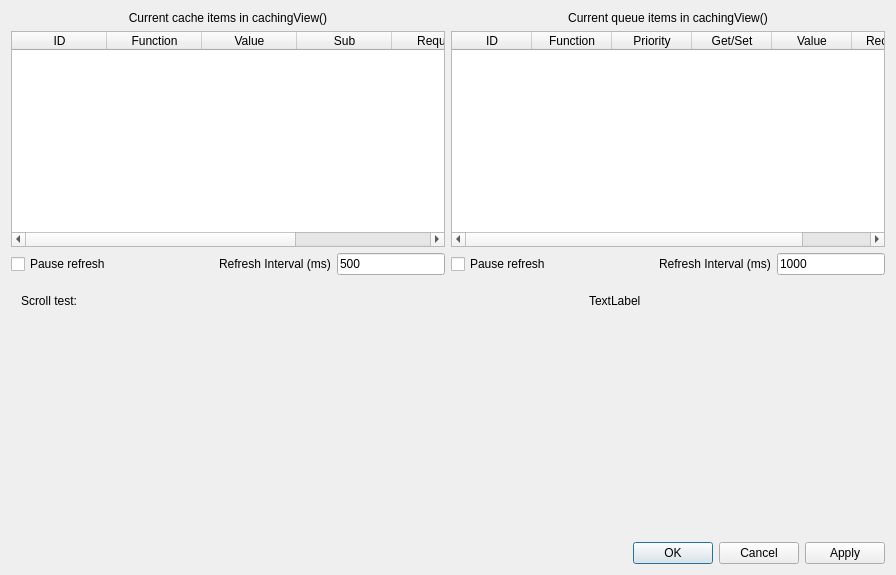
adecarolis/wfweb, file debugwindow.ui: the form before one commit.
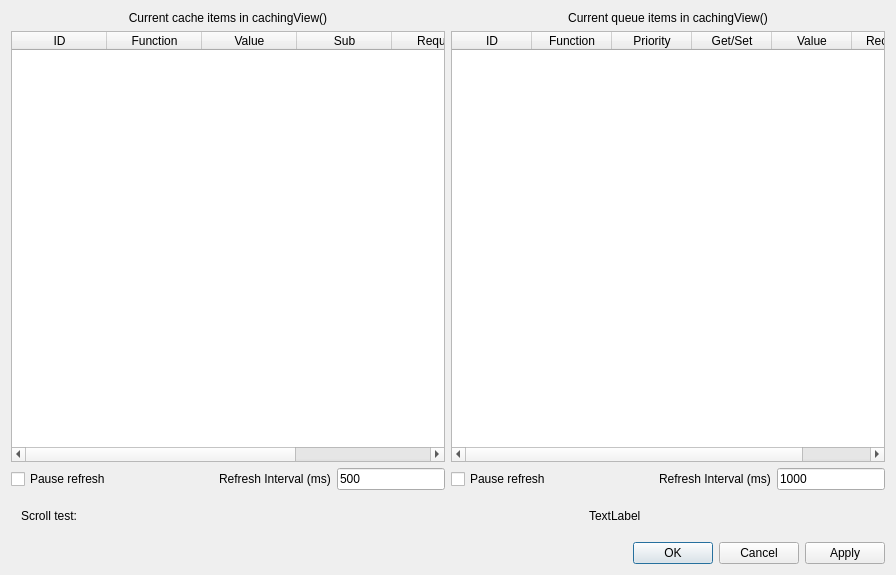
The form after the commit. Custom widgets are drawn as their Qt base class.

Commit message: Larger debug window with resizing!

```diff
--- a/debugwindow.ui
+++ b/debugwindow.ui
@@ -285,19 +285,6 @@
        </item>
       </layout>
      </item>
-     <item>
-      <spacer name="verticalSpacer">
-       <property name="orientation">
-        <enum>Qt::Vertical</enum>
-       </property>
-       <property name="sizeHint" stdset="0">
-        <size>
-         <width>20</width>
-         <height>40</height>
-        </size>
-       </property>
-      </spacer>
-     </item>
      <item>
       <widget class="QDialogButtonBox" name="buttonBox">
        <property name="orientation">
```
